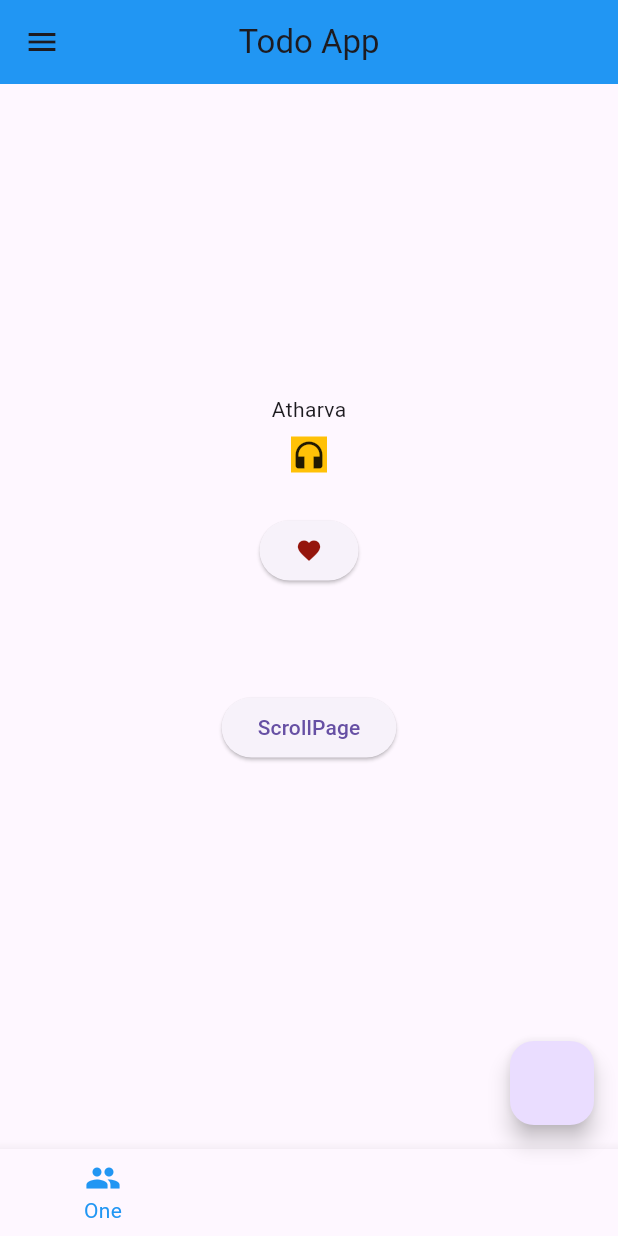
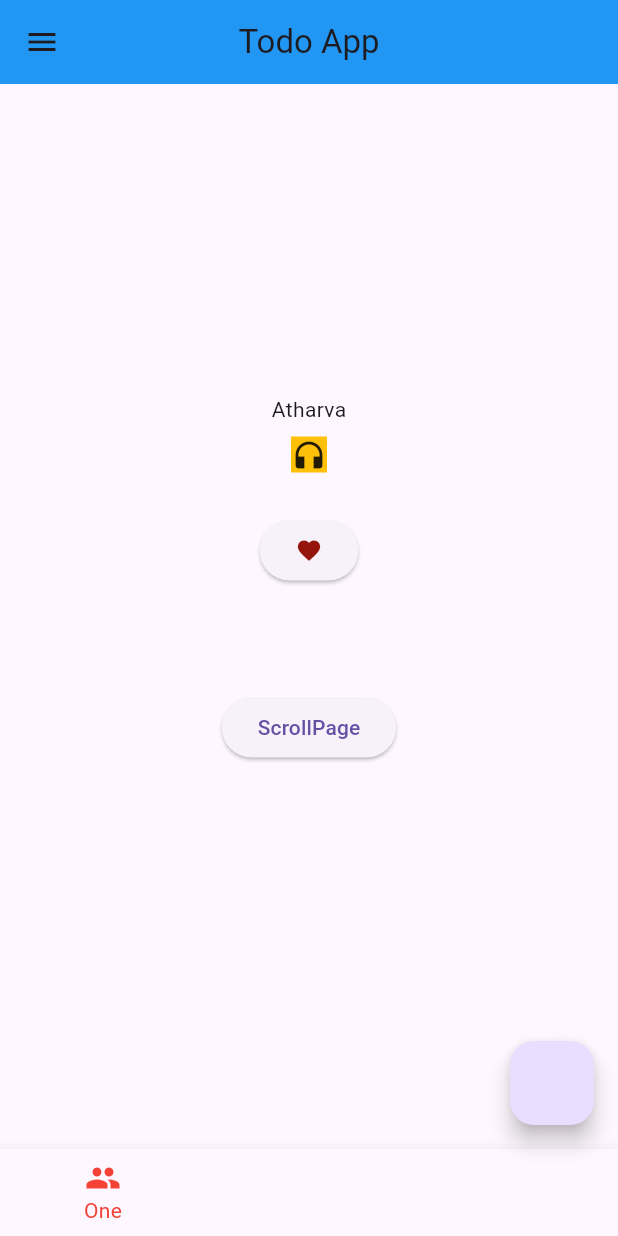
Before and after one commit to AtharvaAndey/Flutter, a Flutter app: the screen it shows after launch, on a phone screen of 412 x 824 dp. Run offline on Flutter 3.47's test engine with Material 3 defaults, Android fonts, the phone set to English and light mode, and no system bars.

Commit message:
modification: UI  - color change

```diff
--- a/todoapp/lib/pages/homepage.dart
+++ b/todoapp/lib/pages/homepage.dart
@@ -81,7 +81,7 @@ class _HomeState extends State<Home> {
       ),
       bottomNavigationBar: BottomNavigationBar(
         backgroundColor: Colors.blue,
-        fixedColor: Colors.blue,
+        fixedColor: Colors.red,
         items: const [
           BottomNavigationBarItem(
             icon: Icon(Icons.people),
```
